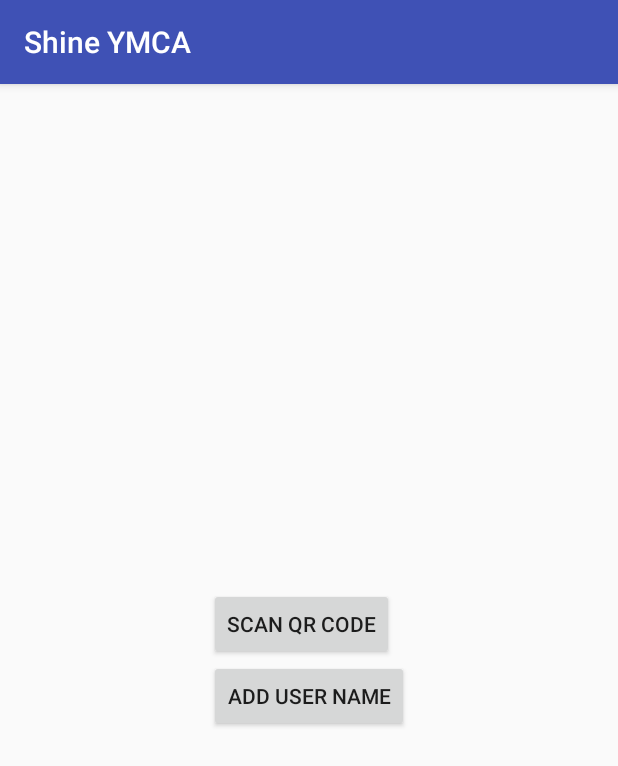
After one commit to Manan-YMCA/FirstCut, an Android app: the AddAttendeesActivity screen opened directly, with no data from a screen before it, on a phone screen of 412 x 824 dp. The commit adds this screen. Shown: the top 766 px of the screen. Run offline under Robolectric (Android 15) with nearby library versions, the phone set to English and light mode, and no system bars; our stand-ins replace Firebase (no records; nobody signed in at launch, a user with empty details on screens opened directly).

Commit message:
QR Code Scanner added,Attendance marked , notification sent to specific user

```diff
--- a/app/build.gradle
+++ b/app/build.gradle
@@ -29,8 +29,10 @@ dependencies {
     implementation 'com.android.support:support-v4:27.1.1'
     implementation 'com.android.support.constraint:constraint-layout:1.1.2'
     implementation 'com.google.firebase:firebase-auth:16.0.2'
-    implementation 'com.google.firebase:firebase-database:16.0.1'
+    implementation 'com.google.firebase' +
+            ':firebase-database:16.0.1'
     implementation 'com.google.firebase:firebase-storage:16.0.1'
+    implementation 'com.google.firebase:firebase-messaging:17.1.0'
     testImplementation 'junit:junit:4.12'
     androidTestImplementation 'com.android.support.test:runner:1.0.2'
     androidTestImplementation 'com.android.support.test.espresso:espresso-core:3.0.2'
@@ -38,6 +40,8 @@ dependencies {
     implementation 'com.firebaseui:firebase-ui-database:0.4.0'
     implementation 'com.squareup.picasso:picasso:2.71828'
     implementation 'com.wajahatkarim3.EasyFlipView:EasyFlipView:2.1.0'
+    implementation 'com.journeyapps:zxing-android-embedded:3.2.0@aar'
+
     implementation 'com.google.zxing:core:3.3.0'
 }
 apply plugin: 'com.google.gms.google-services'
--- /dev/null
+++ b/app/src/main/java/com/manan/dev/shineymca/AdminZone/AddAttendeesActivity.java
@@ -0,0 +1,63 @@
+package com.manan.dev.shineymca.AdminZone;
+
+import android.content.Intent;
+import android.support.v7.app.AppCompatActivity;
+import android.os.Bundle;
+import android.util.Log;
+import android.view.View;
+import android.widget.Button;
+import android.widget.Toast;
+
+import com.google.firebase.auth.FirebaseAuth;
+import com.google.firebase.database.DataSnapshot;
+import com.google.firebase.database.DatabaseError;
+import com.google.firebase.database.DatabaseReference;
+import com.google.firebase.database.FirebaseDatabase;
+import com.google.firebase.database.ValueEventListener;
+import com.google.zxing.integration.android.IntentIntegrator;
+import com.google.zxing.integration.android.IntentResult;
+import com.manan.dev.shineymca.Models.User;
+import com.manan.dev.shineymca.R;
+
+public class AddAttendeesActivity extends AppCompatActivity {
+    Button scanQRCode , addUserName;
+    private FirebaseAuth mAuth;
+    private DatabaseReference databaseReference;
+    private String clubName;
+
+    @Override
+    protected void onCreate(Bundle savedInstanceState) {
+        super.onCreate(savedInstanceState);
+        setContentView(R.layout.activity_add_attendees);
+        mAuth = FirebaseAuth.getInstance();
+        clubName = mAuth.getCurrentUser().getDisplayName();
+        databaseReference = FirebaseDatabase.getInstance().getReference();
+        scanQRCode = (Button)findViewById(R.id.qrcode_scan);
+        addUserName = (Button)findViewById(R.id.add_username);
+        addUserName.setOnClickListener(new View.OnClickListener() {
+            @Override
+            public void onClick(View v) {
+                startActivity(new Intent(AddAttendeesActivity.this , AddUserNameActivity.class));
+            }
+        });
+        scanQRCode.setOnClickListener(new View.OnClickListener() {
+            @Override
+            public void onClick(View v) {
+                IntentIntegrator integrator = new IntentIntegrator(AddAttendeesActivity.this);
+                integrator.initiateScan();
+            }
+        });
+
+    }
+    public void onActivityResult(int requestCode, int resultCode, Intent intent) {
+        IntentResult scanResult = IntentIntegrator.parseActivityResult(requestCode, resultCode, intent);
+        if (scanResult != null) {
+            final String userKey = scanResult.getContents();
+            Log.d("prerna", userKey);
+            databaseReference.child("Users").child(userKey).child("Clubs").child(clubName).child("attendance").setValue("Present");
+            User user1 = new User(userKey, "Present");
+            databaseReference.child("Clubs").child(clubName).child("Attendees").push().setValue(user1);
+
+        }
+    }
+}
--- a/app/src/main/java/com/manan/dev/shineymca/RegisterSecondActivity.java
+++ b/app/src/main/java/com/manan/dev/shineymca/RegisterSecondActivity.java
@@ -22,6 +22,7 @@ import com.google.firebase.auth.FirebaseAuth;
 import com.google.firebase.auth.FirebaseUser;
 import com.google.firebase.database.DatabaseReference;
 import com.google.firebase.database.FirebaseDatabase;
+import com.google.firebase.iid.FirebaseInstanceId;
 import com.manan.dev.shineymca.Utility.Methods;
 
 import java.util.HashMap;
@@ -79,7 +80,7 @@ public class RegisterSecondActivity extends AppCompatActivity {
                               //  M.put("deviceID",deviceID);
                                // M.put("userQRCode",userQRcode);
                                 mProgress.show();
-                                DatabaseReference mRegRef = FirebaseDatabase.getInstance().getReference().child("Users").child(uid);
+                                final DatabaseReference mRegRef = FirebaseDatabase.getInstance().getReference().child("Users").child(uid);
                                 final DatabaseReference mUsernameRef = FirebaseDatabase.getInstance().getReference().child("Usernames");
                                 mRegRef.setValue(M).addOnCompleteListener(new OnCompleteListener<Void>() {
                                     @Override
@@ -88,6 +89,7 @@ public class RegisterSecondActivity extends AppCompatActivity {
                                             mUsernameRef.child(userUsername).setValue(uid).addOnCompleteListener(new OnCompleteListener<Void>() {
                                                 @Override
                                                 public void onComplete(@NonNull Task<Void> task) {
+                                                    mRegRef.child("token").setValue(FirebaseInstanceId.getInstance().getToken());
                                                     mProgress.dismiss();
                                                     Toast.makeText(RegisterSecondActivity.this, "Details databased", Toast.LENGTH_SHORT).show();
                                                     Methods.callSharedPreference(getApplicationContext(), userEmail);
--- /dev/null
+++ b/app/src/main/res/layout/activity_add_attendees.xml
@@ -0,0 +1,25 @@
+<?xml version="1.0" encoding="utf-8"?>
+<RelativeLayout xmlns:android="http://schemas.android.com/apk/res/android"
+    xmlns:app="http://schemas.android.com/apk/res-auto"
+    xmlns:tools="http://schemas.android.com/tools"
+    android:layout_width="match_parent"
+    android:layout_height="match_parent"
+    tools:context="com.manan.dev.shineymca.AdminZone.AddAttendeesActivity">
+<LinearLayout
+    android:layout_width="wrap_content"
+    android:layout_height="wrap_content"
+    android:orientation="vertical"
+    android:layout_centerInParent="true">
+    <Button
+    android:layout_width="wrap_content"
+    android:layout_height="wrap_content"
+    android:id="@+id/qrcode_scan"
+    android:text="Scan QR Code"/>
+    <Button
+        android:layout_width="wrap_content"
+        android:layout_height="wrap_content"
+        android:layout_centerHorizontal="true"
+        android:text="Add User Name"
+        android:id="@+id/add_username"/>
+</LinearLayout>
+</RelativeLayout>
```
Also changed, not shown: app/src/main/AndroidManifest.xml (+17 -6 lines), app/src/main/java/com/manan/dev/shineymca/AdminZone/AddUserNameActivity.java (added, +62 -0 lines), app/src/main/java/com/manan/dev/shineymca/AdminZone/AdminHomeActivity.java (+13 -2 lines), app/src/main/java/com/manan/dev/shineymca/Fragments/ProfileFragment.java (+4 -3 lines), app/src/main/java/com/manan/dev/shineymca/Models/User.java (+7 -0 lines), app/src/main/java/com/manan/dev/shineymca/Utility/MyFirebaseInstanceIdService.java (added, +29 -0 lines), app/src/main/java/com/manan/dev/shineymca/Utility/MyFirebaseMessagingService.java (added, +58 -0 lines), app/src/main/res/layout/activity_add_user_name.xml (added, +20 -0 lines), app/src/main/res/layout/activity_admin_home.xml (+17 -3 lines).
